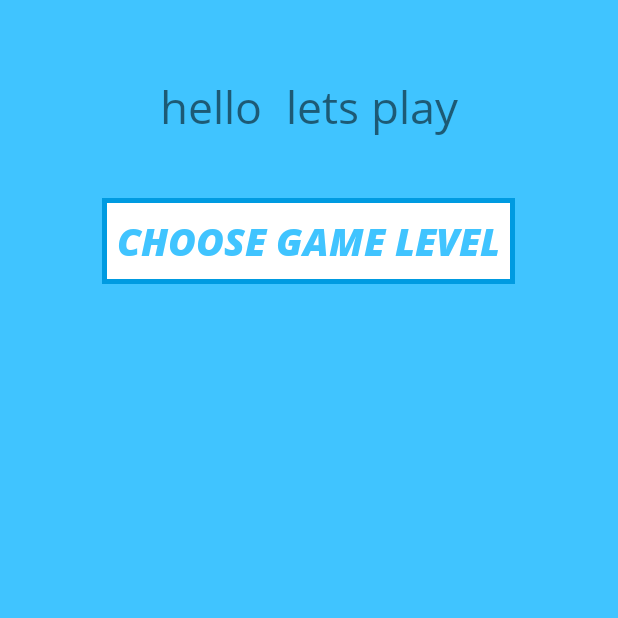
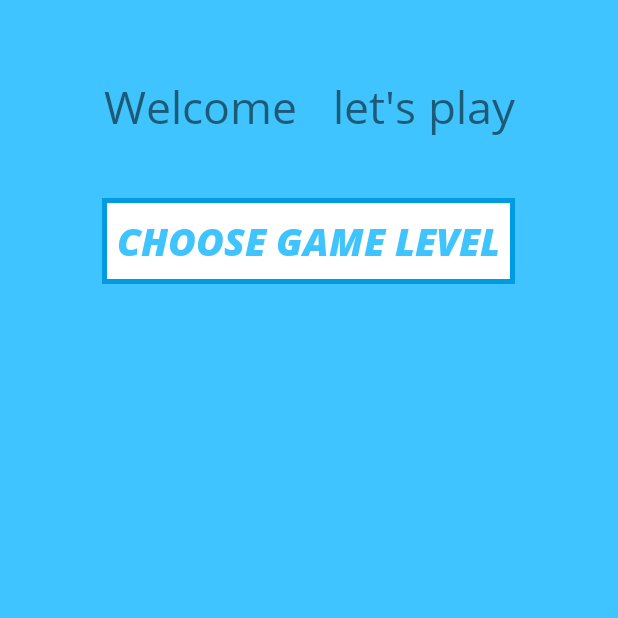
Before and after one commit to jachetblix/Hangman_next_step, an Android app: the screen it shows after launch (Second_Screen), after a tap on "SUBMIT", on a phone screen of 412 x 824 dp, the top half of it. Run offline under Robolectric (Android 15) with nearby library versions, the phone set to English and light mode, and no system bars; 1 other tap on this screen came first.

Commit message:
fixed last things

```diff
--- a/app/src/main/java/com/example/hangman_next_step/Second_Screen.java
+++ b/app/src/main/java/com/example/hangman_next_step/Second_Screen.java
@@ -36,7 +36,7 @@ public class Second_Screen extends AppCompatActivity {
         String playerName = getIntent().getStringExtra("playerName");
         int score = getIntent().getIntExtra("score" , 0);
         TextView playerTe = findViewById(R.id.helloUser);
-        playerTe.setText("hello " + playerName + " lets play");
+        playerTe.setText(getString(R.string.txt_hello)  + playerName  +  getString(R.string.txt_game_start));
         //Objects
 //        third_activity.setOnClickListener(this);
         button3 = findViewById(R.id.button3);
--- a/app/src/main/res/values/strings.xml
+++ b/app/src/main/res/values/strings.xml
@@ -32,4 +32,6 @@
     <string name="txt_easy">Easy</string>
     <string name="txt_medium">Medium</string>
     <string name="txt_hard">Hard</string>
+    <string name="txt_hello">"Welcome "</string>
+    <string name="txt_game_start">"  let's play"</string>
 </resources>
```
Also changed, not shown: 1 other file.
